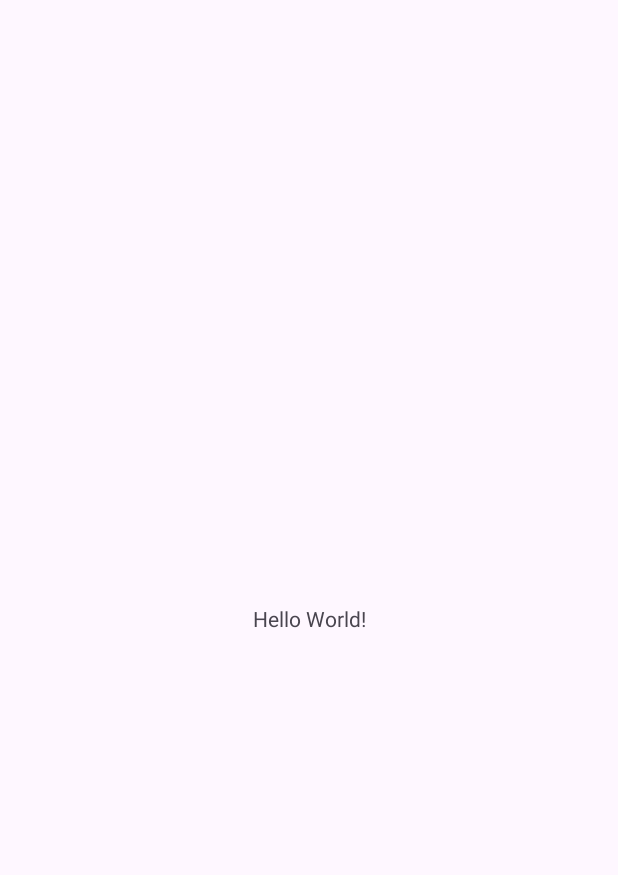
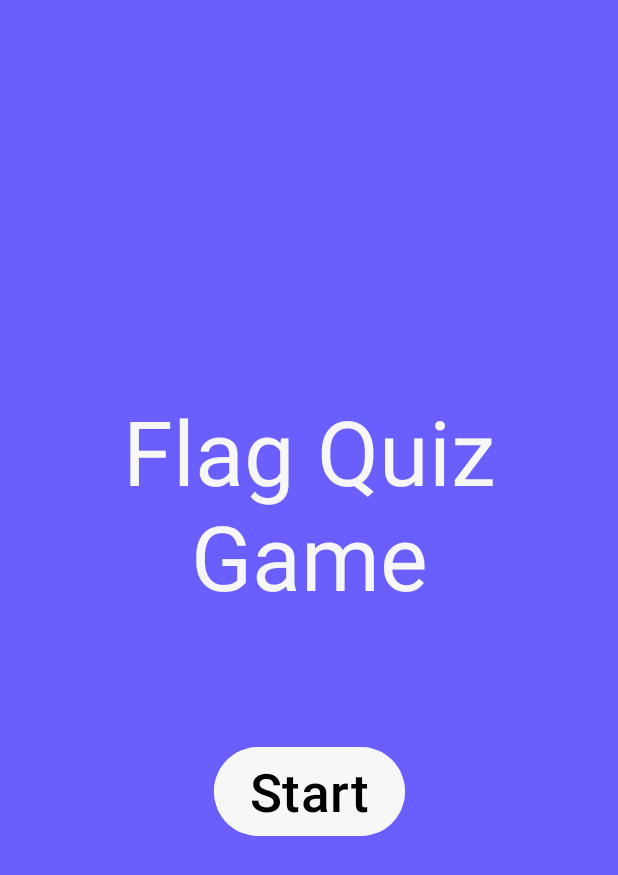
Before and after one commit to RohanBhondve/Flag-Quiz-App, an Android app: the screen it shows after launch (MainActivity), on a phone screen of 412 x 824 dp. Before the commit the part shown is almost empty. Shown: the top 875 px of the screen. Run offline under Robolectric (Android 15) with nearby library versions, the phone set to English and light mode, and no system bars.

Commit message:
home screen fragment added

```diff
--- a/app/build.gradle.kts
+++ b/app/build.gradle.kts
@@ -15,6 +15,10 @@ android {
         versionName = "1.0"
 
         testInstrumentationRunner = "androidx.test.runner.AndroidJUnitRunner"
+    }
+
+    buildFeatures{
+        viewBinding = true
     }
 
     buildTypes {
--- a/app/src/main/AndroidManifest.xml
+++ b/app/src/main/AndroidManifest.xml
@@ -13,7 +13,7 @@
         android:theme="@style/Theme.FlagQuiz"
         tools:targetApi="31">
         <activity
-            android:name=".MainActivity"
+            android:name=".view.MainActivity"
             android:exported="true">
             <intent-filter>
                 <action android:name="android.intent.action.MAIN" />
--- /dev/null
+++ b/app/src/main/java/com/learning/flagquiz/view/HomeFragment.kt
@@ -0,0 +1,28 @@
+package com.learning.flagquiz.view
+
+import android.os.Bundle
+import androidx.fragment.app.Fragment
+import android.view.LayoutInflater
+import android.view.View
+import android.view.ViewGroup
+import com.learning.flagquiz.R
+import com.learning.flagquiz.databinding.FragmentHomeBinding
+
+class HomeFragment : Fragment() {
+
+    lateinit var fragHomeBinding: FragmentHomeBinding
+
+    override fun onCreateView(
+        inflater: LayoutInflater, container: ViewGroup?,
+        savedInstanceState: Bundle?
+    ): View {
+        fragHomeBinding = FragmentHomeBinding.inflate(inflater,container,false)
+
+        fragHomeBinding.buttonStart.setOnClickListener{
+
+        }
+
+        return fragHomeBinding.root
+    }
+
+}
--- a/app/src/main/java/com/learning/flagquiz/MainActivity.kt
+++ b/app/src/main/java/com/learning/flagquiz/view/MainActivity.kt
@@ -1,20 +1,38 @@
-package com.learning.flagquiz
+package com.learning.flagquiz.view
 
 import android.os.Bundle
 import androidx.activity.enableEdgeToEdge
 import androidx.appcompat.app.AppCompatActivity
 import androidx.core.view.ViewCompat
 import androidx.core.view.WindowInsetsCompat
+import androidx.fragment.app.FragmentManager
+import androidx.fragment.app.FragmentTransaction
+import com.learning.flagquiz.R
+import com.learning.flagquiz.databinding.ActivityMainBinding
 
 class MainActivity : AppCompatActivity() {
+
+    lateinit var mb: ActivityMainBinding
+
     override fun onCreate(savedInstanceState: Bundle?) {
         super.onCreate(savedInstanceState)
+        mb = ActivityMainBinding.inflate(layoutInflater)
+        val view = mb.root
         enableEdgeToEdge()
-        setContentView(R.layout.activity_main)
+        setContentView(view)
         ViewCompat.setOnApplyWindowInsetsListener(findViewById(R.id.main)) { v, insets ->
             val systemBars = insets.getInsets(WindowInsetsCompat.Type.systemBars())
             v.setPadding(systemBars.left, systemBars.top, systemBars.right, systemBars.bottom)
             insets
         }
+
+        val fm: FragmentManager = supportFragmentManager
+        val ft: FragmentTransaction = fm.beginTransaction()
+        val fragHome = HomeFragment()
+        ft.add(R.id.mainFrame,fragHome)
+        ft.commit()
+
+
+
     }
 }
--- a/app/src/main/res/layout/activity_main.xml
+++ b/app/src/main/res/layout/activity_main.xml
@@ -5,15 +5,17 @@
     android:id="@+id/main"
     android:layout_width="match_parent"
     android:layout_height="match_parent"
-    tools:context=".MainActivity">
+    android:background="@color/slateBlue"
+    tools:context=".view.MainActivity" >
 
-    <TextView
-        android:layout_width="wrap_content"
-        android:layout_height="wrap_content"
-        android:text="Hello World!"
+    <FrameLayout
+        android:id="@+id/mainFrame"
+        android:layout_width="match_parent"
+        android:layout_height="match_parent"
         app:layout_constraintBottom_toBottomOf="parent"
         app:layout_constraintEnd_toEndOf="parent"
         app:layout_constraintStart_toStartOf="parent"
-        app:layout_constraintTop_toTopOf="parent" />
+        app:layout_constraintTop_toTopOf="parent">
 
+    </FrameLayout>
 </androidx.constraintlayout.widget.ConstraintLayout>
--- /dev/null
+++ b/app/src/main/res/layout/fragment_home.xml
@@ -0,0 +1,38 @@
+<?xml version="1.0" encoding="utf-8"?>
+<androidx.constraintlayout.widget.ConstraintLayout xmlns:android="http://schemas.android.com/apk/res/android"
+    xmlns:app="http://schemas.android.com/apk/res-auto"
+    xmlns:tools="http://schemas.android.com/tools"
+    android:layout_width="match_parent"
+    android:layout_height="match_parent"
+    android:background="@color/slateBlue"
+    tools:context=".view.HomeFragment">
+
+    <TextView
+        android:id="@+id/welcomeText"
+        android:layout_width="wrap_content"
+        android:layout_height="wrap_content"
+        android:layout_marginTop="260dp"
+        android:gravity="center"
+        android:text="@string/welcome_message"
+        android:textColor="@color/darkWhite"
+        android:textSize="60sp"
+        app:layout_constraintEnd_toEndOf="parent"
+        app:layout_constraintHorizontal_bias="0.0"
+        app:layout_constraintStart_toStartOf="parent"
+        app:layout_constraintTop_toTopOf="parent" />
+
+    <Button
+        android:id="@+id/buttonStart"
+        android:layout_width="wrap_content"
+        android:layout_height="wrap_content"
+        android:layout_marginTop="83dp"
+        android:backgroundTint="@color/darkWhite"
+        android:text="@string/start"
+        android:textColor="@color/black"
+        android:textColorLink="@color/lightLavender"
+        android:textSize="35sp"
+        app:layout_constraintEnd_toEndOf="parent"
+        app:layout_constraintHorizontal_bias="0.5"
+        app:layout_constraintStart_toStartOf="parent"
+        app:layout_constraintTop_toBottomOf="@+id/welcomeText" />
+</androidx.constraintlayout.widget.ConstraintLayout>
--- a/app/src/main/res/values/colors.xml
+++ b/app/src/main/res/values/colors.xml
@@ -2,4 +2,7 @@
 <resources>
     <color name="black">#FF000000</color>
     <color name="white">#FFFFFFFF</color>
+    <color name="slateBlue">#6A5FFD</color>
+    <color name="lightLavender">#D4CDEA</color>
+    <color name="darkWhite">#f7f7f7</color>
 </resources>
--- a/app/src/main/res/values/strings.xml
+++ b/app/src/main/res/values/strings.xml
@@ -1,3 +1,5 @@
 <resources>
     <string name="app_name">Flag Quiz</string>
+    <string name="welcome_message">Flag Quiz Game</string>
+    <string name="start">Start</string>
 </resources>
--- a/app/src/main/res/values/themes.xml
+++ b/app/src/main/res/values/themes.xml
@@ -3,6 +3,7 @@
     <style name="Base.Theme.FlagQuiz" parent="Theme.Material3.DayNight.NoActionBar">
         <!-- Customize your light theme here. -->
         <!-- <item name="colorPrimary">@color/my_light_primary</item> -->
+
     </style>
 
     <style name="Theme.FlagQuiz" parent="Base.Theme.FlagQuiz" />
```
